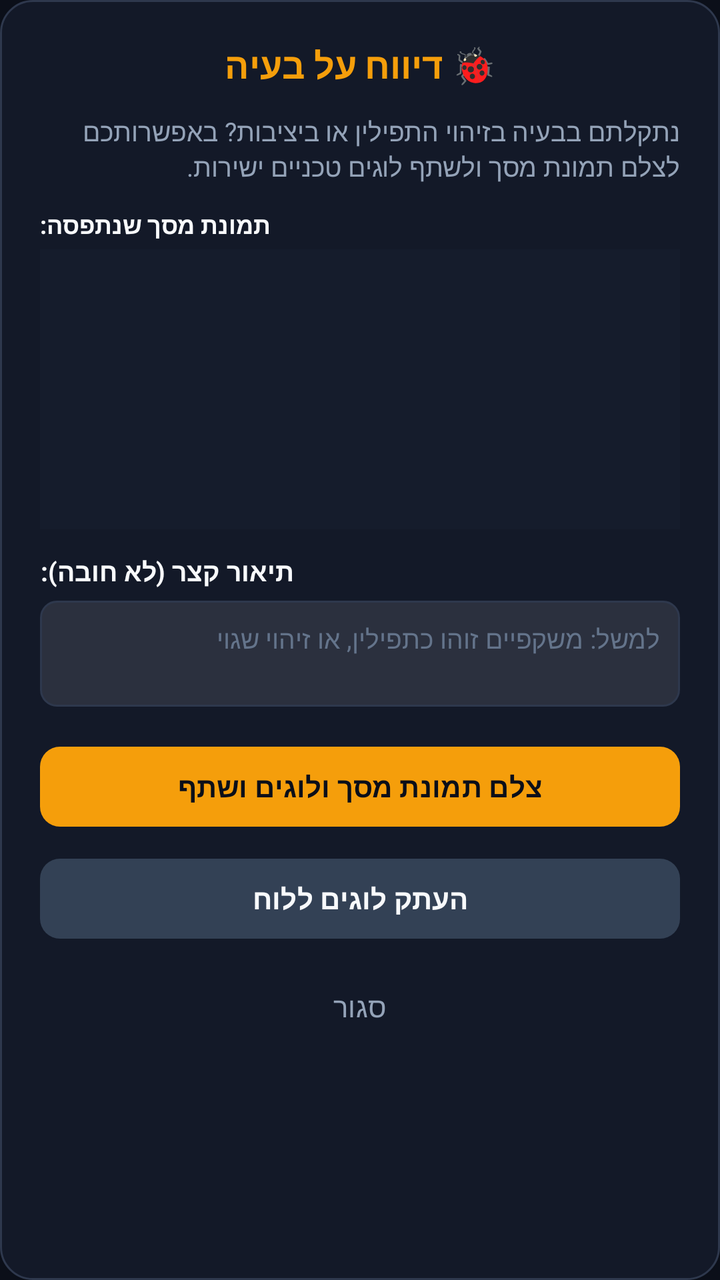
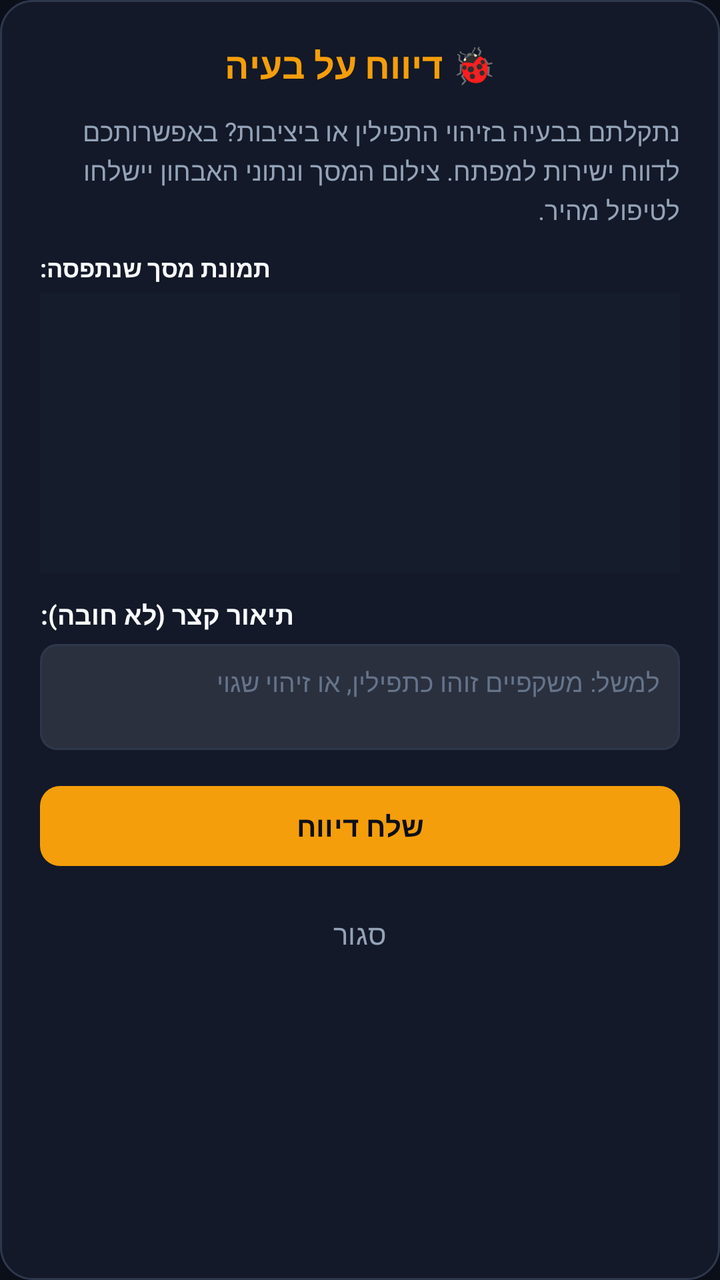

The first picture is an Android layout as it rendered before a commit; the second is the same layout after the commit. The layout source and the unified diff follow.
<!-- AndroidManifest.xml: application theme Theme.TefillinNative -->
<!-- res/layout/dialog_bug_report.xml -->
<?xml version="1.0" encoding="utf-8"?>
<ScrollView xmlns:android="http://schemas.android.com/apk/res/android"
    xmlns:app="http://schemas.android.com/apk/res-auto"
    android:layout_width="match_parent"
    android:layout_height="wrap_content"
    android:fillViewport="true"
    android:scrollbars="vertical">

    <LinearLayout
        android:layout_width="match_parent"
        android:layout_height="wrap_content"
        android:background="@drawable/bg_glass_card"
        android:orientation="vertical"
        android:padding="20dp">

        <TextView
            android:id="@+id/tvModalTitle"
            android:layout_width="match_parent"
            android:layout_height="wrap_content"
            android:text="@string/bug_modal_title"
            android:textColor="@color/accent_gold"
            android:textSize="18sp"
            android:textStyle="bold"
            android:gravity="center"
            android:layout_marginBottom="12dp" />

        <TextView
            android:layout_width="match_parent"
            android:layout_height="wrap_content"
            android:text="@string/bug_intro"
            android:textColor="@color/text_muted"
            android:textSize="13sp"
            android:layout_marginBottom="12dp" />

        <TextView
            android:id="@+id/tvPreviewLabel"
            android:layout_width="wrap_content"
            android:layout_height="wrap_content"
            android:text="@string/bug_preview_label"
            android:textColor="@color/text_main"
            android:textSize="12sp"
            android:textStyle="bold"
            android:layout_marginBottom="4dp" />

        <ImageView
            android:id="@+id/ivPreview"
            android:layout_width="match_parent"
            android:layout_height="140dp"
            android:adjustViewBounds="true"
            android:scaleType="fitCenter"
            android:background="#151C2C"
            android:layout_marginBottom="12dp" />

        <TextView
            android:layout_width="wrap_content"
            android:layout_height="wrap_content"
            android:text="@string/bug_notes_label"
            android:textColor="@color/text_main"
            android:textSize="13sp"
            android:textStyle="bold" />

        <EditText
            android:id="@+id/etNotes"
            android:layout_width="match_parent"
            android:layout_height="wrap_content"
            android:minLines="2"
            android:maxLines="3"
            android:gravity="top|start"
            android:hint="@string/bug_notes_hint"
            android:textColorHint="@color/text_subtle"
            android:textColor="@color/text_main"
            android:background="@drawable/bg_button_rounded"
            android:padding="10dp"
            android:textSize="13sp"
            android:layout_marginTop="6dp"
            android:layout_marginBottom="16dp" />

        <com.google.android.material.button.MaterialButton
            android:id="@+id/btnShare"
            android:layout_width="match_parent"
            android:layout_height="wrap_content"
            android:minHeight="48dp"
            android:text="@string/capture_and_share"
            app:backgroundTint="@color/accent_gold"
            android:textColor="@color/bg_primary"
            android:textStyle="bold"
            android:textSize="14sp"
            android:textAllCaps="false"
            app:cornerRadius="10dp"
            android:layout_marginBottom="8dp" />

        <com.google.android.material.button.MaterialButton
            android:id="@+id/btnCopyLogs"
            android:layout_width="match_parent"
            android:layout_height="wrap_content"
            android:minHeight="48dp"
            android:text="@string/copy_logs"
            app:backgroundTint="#334155"
            android:textColor="@color/text_main"
            android:textStyle="bold"
            android:textSize="14sp"
            android:textAllCaps="false"
            app:cornerRadius="10dp"
            android:layout_marginBottom="8dp" />

        <com.google.android.material.button.MaterialButton
            android:id="@+id/btnCloseBug"
            android:layout_width="match_parent"
            android:layout_height="wrap_content"
            android:minHeight="44dp"
            android:text="@string/close"
            style="@style/Widget.Material3.Button.TextButton"
            android:textColor="@color/text_muted"
            android:textSize="14sp"
            android:textAllCaps="false" />

    </LinearLayout>
</ScrollView>
<!-- resources referenced by this layout -->
<resources>
  <color name="accent_gold">#F59E0B</color>
  <color name="bg_primary">#0B0F19</color>
  <color name="text_main">#F8FAFC</color>
  <color name="text_muted">#94A3B8</color>
  <color name="text_subtle">#64748B</color>
  <!-- drawable bg_button_rounded (drawable) -->
  <?xml version="1.0" encoding="utf-8"?>
  <ripple xmlns:android="http://schemas.android.com/apk/res/android"
      android:color="@color/accent_gold_glow">
      <item>
          <shape android:shape="rectangle">
              <solid android:color="#1AFFFFFF" />
              <stroke
                  android:width="1dp"
                  android:color="@color/card_border" />
              <corners android:radius="8dp" />
          </shape>
      </item>
  </ripple>
  <!-- drawable bg_glass_card (drawable) -->
  <?xml version="1.0" encoding="utf-8"?>
  <shape xmlns:android="http://schemas.android.com/apk/res/android"
      android:shape="rectangle">
      <solid android:color="@color/bg_surface_translucent" />
      <stroke
          android:width="1dp"
          android:color="@color/card_border" />
      <corners android:radius="16dp" />
  </shape>
  <string name="bug_intro">נתקלתם בבעיה בזיהוי התפילין או ביציבות? באפשרותכם לצלם תמונת מסך ולשתף לוגים טכניים ישירות.</string>
  <string name="bug_modal_title">🐞 דיווח על בעיה</string>
  <string name="bug_notes_hint">למשל: משקפיים זוהו כתפילין, או זיהוי שגוי</string>
  <string name="bug_notes_label">תיאור קצר (לא חובה):</string>
  <string name="bug_preview_label">תמונת מסך שנתפסה:</string>
  <string name="capture_and_share">צלם תמונת מסך ולוגים ושתף</string>
  <string name="close">סגור</string>
  <string name="copy_logs">העתק לוגים ללוח</string>
  <style name="Theme.TefillinNative" parent="Theme.Material3.Dark.NoActionBar">
          <item name="android:statusBarColor">@color/bg_surface</item>
          <item name="android:navigationBarColor">@color/bg_primary</item>
          <item name="android:windowBackground">@color/bg_primary</item>
          <item name="colorPrimary">@color/accent_gold</item>
          <item name="colorSecondary">@color/accent_cyan</item>
          <item name="colorSurface">@color/bg_surface</item>
          <item name="android:textColorPrimary">@color/text_main</item>
          <item name="android:textColorSecondary">@color/text_muted</item>
      </style>
  <color name="accent_gold_glow">#59F59E0B</color>
  <color name="card_border">#2E384D</color>
  <color name="bg_surface_translucent">#D0151C2C</color>
  <color name="bg_surface">#151C2C</color>
  <color name="accent_cyan">#38BDF8</color>
</resources>

<!-- the commit's change to res/layout/dialog_bug_report.xml (unified diff, before → after) -->
@@ -30,6 +30,7 @@
             android:text="@string/bug_intro"
             android:textColor="@color/text_muted"
             android:textSize="13sp"
+            android:lineSpacingExtra="2dp"
             android:layout_marginBottom="12dp" />
 
         <TextView
@@ -73,14 +74,25 @@
             android:padding="10dp"
             android:textSize="13sp"
             android:layout_marginTop="6dp"
-            android:layout_marginBottom="16dp" />
+            android:layout_marginBottom="14dp" />
 
+        
+        <ProgressBar
+            android:id="@+id/pbSending"
+            style="?android:attr/progressBarStyle"
+            android:layout_width="32dp"
+            android:layout_height="32dp"
+            android:layout_gravity="center"
+            android:visibility="gone"
+            android:layout_marginBottom="12dp" />
+
+        
         <com.google.android.material.button.MaterialButton
-            android:id="@+id/btnShare"
+            android:id="@+id/btnSendReport"
             android:layout_width="match_parent"
             android:layout_height="wrap_content"
             android:minHeight="48dp"
-            android:text="@string/capture_and_share"
+            android:text="@string/send_report"
             app:backgroundTint="@color/accent_gold"
             android:textColor="@color/bg_primary"
             android:textStyle="bold"
@@ -89,18 +101,20 @@
             app:cornerRadius="10dp"
             android:layout_marginBottom="8dp" />
 
+        
         <com.google.android.material.button.MaterialButton
-            android:id="@+id/btnCopyLogs"
+            android:id="@+id/btnShareFallback"
             android:layout_width="match_parent"
             android:layout_height="wrap_content"
-            android:minHeight="48dp"
-            android:text="@string/copy_logs"
-            app:backgroundTint="#334155"
-            android:textColor="@color/text_main"
+            android:minHeight="44dp"
+            android:text="@string/share_fallback"
+            app:backgroundTint="#243048"
+            android:textColor="@color/text_muted"
             android:textStyle="bold"
-            android:textSize="14sp"
+            android:textSize="13sp"
             android:textAllCaps="false"
             app:cornerRadius="10dp"
+            android:visibility="gone"
             android:layout_marginBottom="8dp" />
 
         <com.google.android.material.button.MaterialButton
<!-- resource entries referenced after the edit -->
@@ -29,14 +29,14 @@
           android:color="@color/card_border" />
       <corners android:radius="16dp" />
   </shape>
-  <string name="bug_intro">נתקלתם בבעיה בזיהוי התפילין או ביציבות? באפשרותכם לצלם תמונת מסך ולשתף לוגים טכניים ישירות.</string>
+  <string name="bug_intro">נתקלתם בבעיה בזיהוי התפילין או ביציבות? באפשרותכם לדווח ישירות למפתח. צילום המסך ונתוני האבחון יישלחו לטיפול מהיר.</string>
   <string name="bug_modal_title">🐞 דיווח על בעיה</string>
   <string name="bug_notes_hint">למשל: משקפיים זוהו כתפילין, או זיהוי שגוי</string>
   <string name="bug_notes_label">תיאור קצר (לא חובה):</string>
   <string name="bug_preview_label">תמונת מסך שנתפסה:</string>
-  <string name="capture_and_share">צלם תמונת מסך ולוגים ושתף</string>
   <string name="close">סגור</string>
-  <string name="copy_logs">העתק לוגים ללוח</string>
+  <string name="send_report">שלח דיווח</string>
+  <string name="share_fallback">שתף באמצעות יישום חיצוני</string>
   <style name="Theme.TefillinNative" parent="Theme.Material3.Dark.NoActionBar">
           <item name="android:statusBarColor">@color/bg_surface</item>
           <item name="android:navigationBarColor">@color/bg_primary</item>
